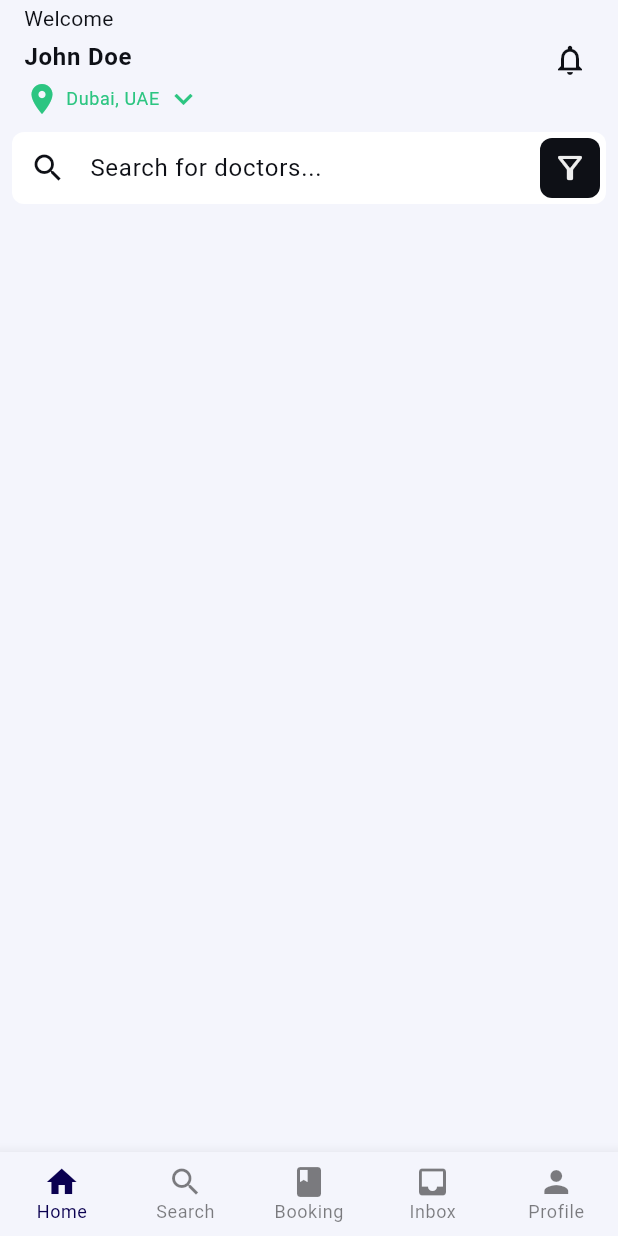
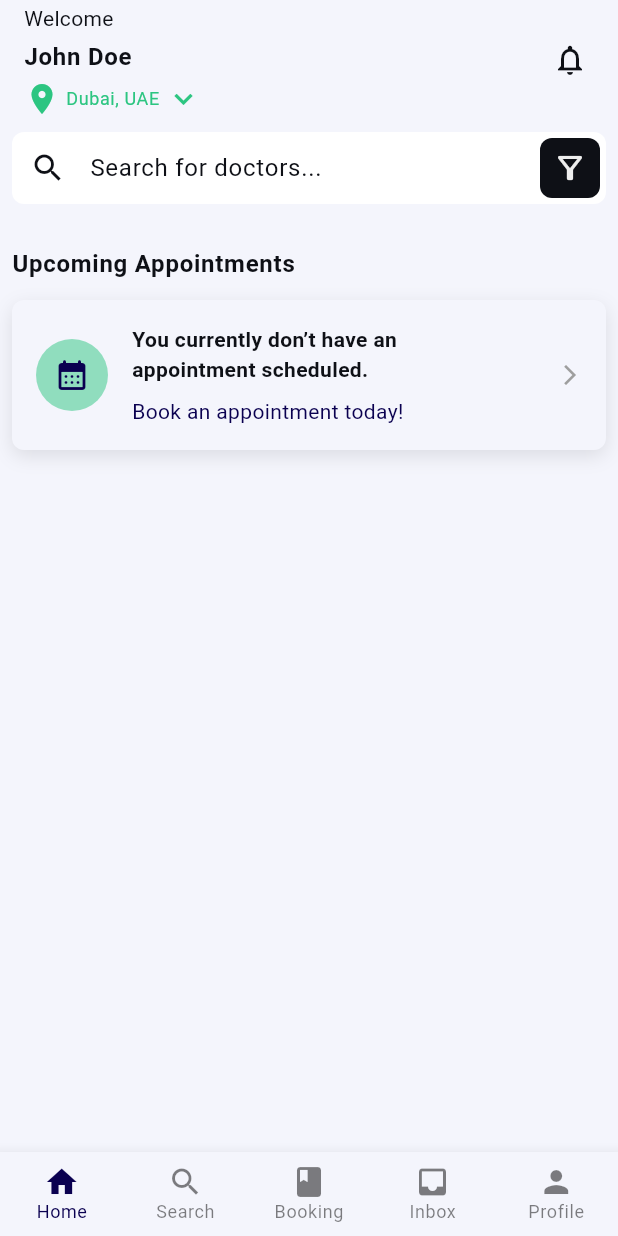
Before and after one commit to jammiedev779/Capstone-Project-II, a Flutter app: the screen it shows after launch, on a phone screen of 412 x 824 dp. Run offline on Flutter 3.47's test engine with Material 3 defaults, Android fonts, the phone set to English and light mode, and no system bars; our stand-ins replace google_fonts.

Commit message:
feat: Appointment section

```diff
--- a/Mobile_app/lib/screens/home/home_screen.dart
+++ b/Mobile_app/lib/screens/home/home_screen.dart
@@ -1,3 +1,5 @@
+import 'package:doc_care/shared/widgets/cards/appointment_preview_card.dart';
+import 'package:doc_care/shared/widgets/titiles/section_title.dart';
 import 'package:flutter/material.dart';
 
 class HomeScreen extends StatelessWidget {
@@ -90,105 +92,35 @@ class HomeView extends StatelessWidget {
           ),
         ),
       ),
+      body: const SingleChildScrollView(
+        child: Padding(
+          padding: EdgeInsets.all(8.0),
+          child: Column(
+            children: <Widget>[
+              _MyAppointment(),
+              SizedBox(height: 24.0),
+            ],
+          ),
+        ),
+      ),
     );
   }
 }
 
-// class _DoctorCategories extends StatelessWidget {
-//   const _DoctorCategories();
+class _MyAppointment extends StatelessWidget {
+  const _MyAppointment();
 
-//   @override
-//   Widget build(BuildContext context) {
-//     return BlocBuilder<HomeBloc, HomeState>(
-//       builder: (context, state) {
-//         return Column(
-//           children: [
-//             SectionTitle(
-//               title: 'Categories',
-//               action: 'See all',
-//               onPressed: () {},
-//             ),
-//             Row(
-//               mainAxisAlignment: MainAxisAlignment.start,
-//               children: state.doctorCategories
-//                   // Take 5 could be added in the bloc calculation
-//                   .take(5)
-//                   .map(
-//                     (category) => Expanded(
-//                       child: CircleAvatarWithTextLabel(
-//                         icon: category.icon,
-//                         label: category.name,
-//                       ),
-//                     ),
-//                   )
-//                   .toList(),
-//             ),
-//           ],
-//         );
-//       },
-//     );
-//   }
-// }
-
-// class _MySchedule extends StatelessWidget {
-//   const _MySchedule();
-
-//   @override
-//   Widget build(BuildContext context) {
-//     return BlocBuilder<HomeBloc, HomeState>(
-//       builder: (context, state) {
-//         return Column(
-//           children: [
-//             SectionTitle(
-//               title: 'My Schedule',
-//               action: 'See all',
-//               onPressed: () {},
-//             ),
-//             AppointmentPreviewCard(
-//               appointment: state.myAppointments.firstOrNull,
-//             ),
-//           ],
-//         );
-//       },
-//     );
-//   }
-// }
-
-// class _NearbyDoctors extends StatelessWidget {
-//   const _NearbyDoctors();
-
-//   @override
-//   Widget build(BuildContext context) {
-//     final colorScheme = Theme.of(context).colorScheme;
-
-//     return BlocBuilder<HomeBloc, HomeState>(
-//       builder: (context, state) {
-//         return Column(
-//           children: [
-//             SectionTitle(
-//               title: 'Nearby Doctors',
-//               action: 'See all',
-//               onPressed: () {},
-//             ),
-//             const SizedBox(height: 8.0),
-//             ListView.separated(
-//               physics: const NeverScrollableScrollPhysics(),
-//               shrinkWrap: true,
-//               separatorBuilder: (context, index) {
-//                 return Divider(
-//                   height: 24.0,
-//                   color: colorScheme.surfaceVariant,
-//                 );
-//               },
-//               itemCount: state.nearbyDoctors.length,
-//               itemBuilder: (context, index) {
-//                 final doctor = state.nearbyDoctors[index];
-//                 return DoctorListTile(doctor: doctor);
-//               },
-//             ),
-//           ],
-//         );
-//       },
-//     );
-//   }
-// }
+  @override
+  Widget build(BuildContext context) {
+    return Column(
+      children: [
+        SectionTitle(
+          title: 'Upcoming Appointments',
+          action: '',
+          onPressed: () {},
+        ),
+        const AppointmentPreviewCard(),
+      ],
+    );
+  }
+}
--- /dev/null
+++ b/Mobile_app/lib/shared/widgets/cards/appointment_preview_card.dart
@@ -0,0 +1,91 @@
+import 'package:flutter/material.dart';
+
+class AppointmentPreviewCard extends StatelessWidget {
+  const AppointmentPreviewCard({
+    super.key,
+    this.appointment,
+  });
+
+  // TODO: Create the Appointment class
+  final dynamic appointment;
+
+  @override
+  Widget build(BuildContext context) {
+    final textTheme = Theme.of(context).textTheme;
+    final colorScheme = Theme.of(context).colorScheme;
+
+    return Column(
+      children: [
+        Container(
+          padding: const EdgeInsets.all(16.0),
+          decoration: BoxDecoration(
+            borderRadius: BorderRadius.circular(8.0),
+            color: colorScheme.surface,
+            boxShadow: [
+              BoxShadow(
+                color: Colors.black.withOpacity(0.1),
+                blurRadius: 10.0,
+                offset: Offset(0, 4),
+              ),
+            ],
+          ),
+          child: Row(
+            crossAxisAlignment: CrossAxisAlignment.center,
+            children: [
+              Stack(
+                alignment: Alignment.center,
+                children: [
+                  Container(
+                    width: 48.0,
+                    height: 48.0,
+                    decoration: BoxDecoration(
+                      shape: BoxShape.circle,
+                      color: colorScheme.secondary.withOpacity(0.5),
+                    ),
+                  ),
+                  Icon(
+                    Icons.calendar_month_rounded,
+                    color: colorScheme.primary,
+                    size: 24.0,
+                  ),
+                ],
+              ),
+              const SizedBox(width: 16.0),
+              Expanded(
+                child: Column(
+                  crossAxisAlignment: CrossAxisAlignment.start,
+                  children: [
+                    Text(
+                      'You currently don’t have an\nappointment scheduled.',
+                      style: textTheme.bodyMedium!.copyWith(
+                        color: colorScheme.onSurface,
+                        fontWeight: FontWeight.bold,
+                      ),
+                    ),
+                    const SizedBox(height: 8.0),
+                    GestureDetector(
+                      onTap: () {
+                        // TODO: Implement booking appointment action
+                      },
+                      child: Text(
+                        'Book an appointment today!',
+                        style: textTheme.bodyMedium!.copyWith(
+                          color: colorScheme.primary,
+                        ),
+                      ),
+                    ),
+                  ],
+                ),
+              ),
+              const Icon(
+                Icons.arrow_forward_ios,
+                color: Colors.grey,
+                size: 16.0,
+              ),
+            ],
+          ),
+        ),
+      ],
+    );
+  }
+}
--- /dev/null
+++ b/Mobile_app/lib/shared/widgets/titiles/section_title.dart
@@ -0,0 +1,40 @@
+import 'package:flutter/material.dart';
+
+class SectionTitle extends StatelessWidget {
+  const SectionTitle({
+    super.key,
+    required this.title,
+    this.action,
+    this.onPressed,
+  });
+
+  final String title;
+  final String? action;
+  final VoidCallback? onPressed;
+
+  @override
+  Widget build(BuildContext context) {
+    final textTheme = Theme.of(context).textTheme;
+    final colorScheme = Theme.of(context).colorScheme;
+    return Row(
+      mainAxisAlignment: MainAxisAlignment.spaceBetween,
+      children: [
+        Text(
+          title,
+          style: textTheme.bodyLarge!.copyWith(fontWeight: FontWeight.bold),
+        ),
+        if (action != null)
+          TextButton(
+            onPressed: onPressed,
+            child: Text(
+              action!,
+              style: textTheme.bodyMedium!.copyWith(
+                decoration: TextDecoration.underline,
+                color: colorScheme.secondary,
+              ),
+            ),
+          ),
+      ],
+    );
+  }
+}
```
